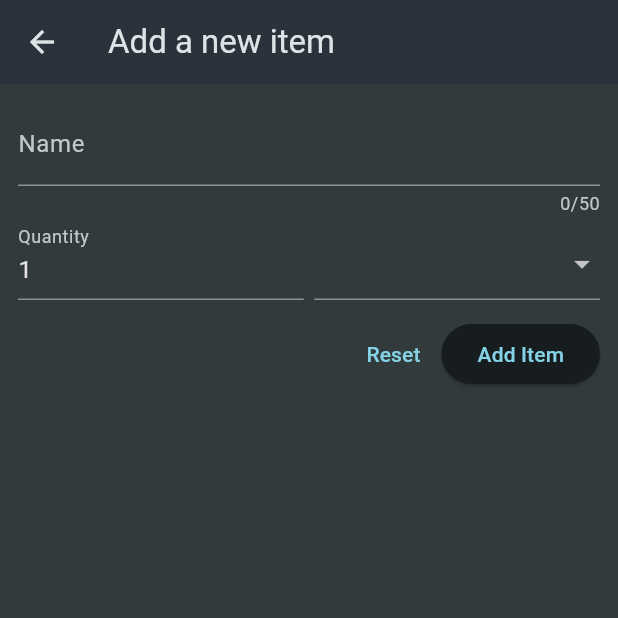
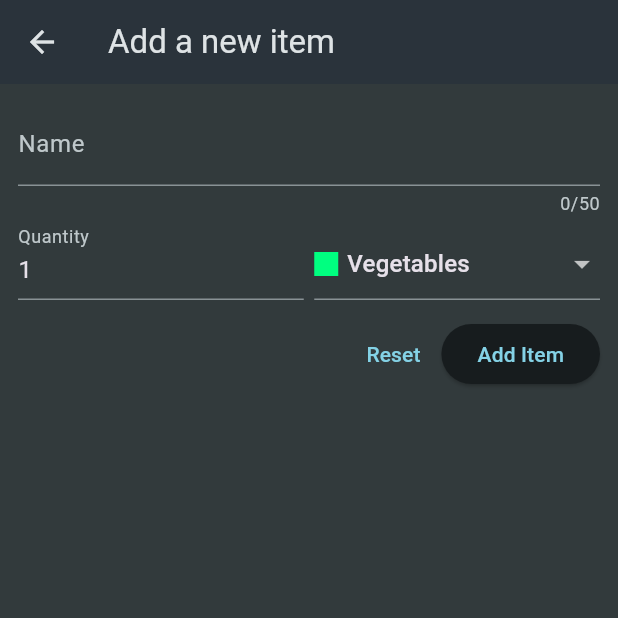
Before and after one commit to z1nl0x/flutter-udemy-course, a Flutter app: the screen it shows after launch, after a tap on the "add" icon, on a phone screen of 412 x 824 dp, the top half of it. Run offline on Flutter 3.47's test engine with Material 3 defaults, Android fonts, the phone set to English and light mode, and no system bars; our stand-ins replace google_fonts, transparent_image.

Commit message:
Shopping List App final form updates

```diff
--- a/shopping_list/lib/widgets/grocery_list.dart
+++ b/shopping_list/lib/widgets/grocery_list.dart
@@ -1,5 +1,5 @@
 import 'package:flutter/material.dart';
-import 'package:shopping_list/data/dummy_items.dart';
+import 'package:shopping_list/models/grocery_item.dart';
 import 'package:shopping_list/widgets/new_item.dart';
 
 class GroceryList extends StatefulWidget {
@@ -10,16 +10,59 @@ class GroceryList extends StatefulWidget {
 }
 
 class _GroceryListState extends State<GroceryList> {
-  void _addItem() {
-    Navigator.of(context).push(
+  final List<GroceryItem> _groceryItems = [];
+
+  void _addItem() async {
+    final newItem = await Navigator.of(context).push<GroceryItem>(
       MaterialPageRoute(
         builder: (ctx) => NewItem(),
       ),
     );
+
+    if (newItem == null) {
+      return;
+    }
+
+    setState(() {
+      _groceryItems.add(newItem);
+    });
+  }
+
+  void _removeItem(GroceryItem item) {
+    setState(() {
+      _groceryItems.remove(item);
+    });
   }
 
   @override
   Widget build(BuildContext context) {
+    Widget content = const Center(
+      child: Text('No items added yet!'),
+    );
+
+    if (_groceryItems.isNotEmpty) {
+      content = ListView.builder(
+        itemCount: _groceryItems.length,
+        itemBuilder: (ctx, index) => Dismissible(
+          onDismissed: (direction) {
+            _removeItem(_groceryItems[index]);
+          },
+          key: ValueKey(_groceryItems[index].id),
+          child: ListTile(
+            title: Text(_groceryItems[index].name),
+            leading: Container(
+              width: 24,
+              height: 24,
+              color: _groceryItems[index].category.color,
+            ),
+            trailing: Text(
+              _groceryItems[index].quantity.toString(),
+            ),
+          ),
+        ),
+      );
+    }
+
     return Scaffold(
       appBar: AppBar(
         title: const Text('Your Groceries'),
@@ -30,20 +73,7 @@ class _GroceryListState extends State<GroceryList> {
           )
         ],
       ),
-      body: ListView.builder(
-        itemCount: groceryItems.length,
-        itemBuilder: (ctx, index) => ListTile(
-          title: Text(groceryItems[index].name),
-          leading: Container(
-            width: 24,
-            height: 24,
-            color: groceryItems[index].category.color,
-          ),
-          trailing: Text(
-            groceryItems[index].quantity.toString(),
-          ),
-        ),
-      ),
+      body: content,
     );
   }
 }
--- a/shopping_list/lib/widgets/new_item.dart
+++ b/shopping_list/lib/widgets/new_item.dart
@@ -1,5 +1,7 @@
 import 'package:flutter/material.dart';
 import 'package:shopping_list/data/categories.dart';
+import 'package:shopping_list/models/category.dart';
+import 'package:shopping_list/models/grocery_item.dart';
 
 class NewItem extends StatefulWidget {
   const NewItem({super.key});
@@ -9,6 +11,22 @@ class NewItem extends StatefulWidget {
 }
 
 class _NewItemState extends State<NewItem> {
+  final _formKey = GlobalKey<FormState>();
+  var _enteredName = '';
+  var _enteredQuantity = 1;
+  var _selectedCategory = categories[Categories.vegetables]!;
+
+  void _saveItem() {
+    if (_formKey.currentState!.validate()) {
+      _formKey.currentState!.save();
+      Navigator.of(context).pop(GroceryItem(
+          id: DateTime.now().toString(),
+          name: _enteredName,
+          quantity: _enteredQuantity,
+          category: _selectedCategory));
+    }
+  }
+
   @override
   Widget build(BuildContext context) {
     return Scaffold(
@@ -18,6 +36,7 @@ class _NewItemState extends State<NewItem> {
       body: Padding(
         padding: const EdgeInsets.all(12),
         child: Form(
+            key: _formKey,
             child: Column(
               children: [
                 TextFormField(
@@ -35,6 +54,9 @@ class _NewItemState extends State<NewItem> {
 
                     return null;
                   },
+                  onSaved: (value) {
+                    _enteredName = value!;
+                  },
                 ),
                 Row(
                   crossAxisAlignment: CrossAxisAlignment.end,
@@ -44,7 +66,8 @@ class _NewItemState extends State<NewItem> {
                         decoration: const InputDecoration(
                           label: Text('Quantity'),
                         ),
-                    initialValue: '1',
+                        keyboardType: TextInputType.number,
+                        initialValue: _enteredQuantity.toString(),
                         validator: (value) {
                           if (value == null ||
                               value.isEmpty ||
@@ -54,13 +77,18 @@ class _NewItemState extends State<NewItem> {
                           }
                           return null;
                         },
+                        onSaved: (value) {
+                          _enteredQuantity = int.parse(value!);
+                        },
                       ),
                     ),
                     const SizedBox(
                       width: 7,
                     ),
                     Expanded(
-                  child: DropdownButtonFormField(items: [
+                      child: DropdownButtonFormField(
+                          value: _selectedCategory,
+                          items: [
                             for (final category in categories.entries)
                               DropdownMenuItem(
                                   value: category.value,
@@ -77,7 +105,12 @@ class _NewItemState extends State<NewItem> {
                                       Text(category.value.title),
                                     ],
                                   ))
-                  ], onChanged: (value) {}),
+                          ],
+                          onChanged: (value) {
+                            setState(() {
+                              _selectedCategory = value!;
+                            });
+                          }),
                     ),
                   ],
                 ),
@@ -87,8 +120,16 @@ class _NewItemState extends State<NewItem> {
                 Row(
                   mainAxisAlignment: MainAxisAlignment.end,
                   children: [
-                TextButton(onPressed: () {}, child: const Text('Reset')),
-                ElevatedButton(onPressed: () {}, child: const Text('Add Item'))
+                    TextButton(
+                      onPressed: () {
+                        _formKey.currentState!.reset();
+                      },
+                      child: const Text('Reset'),
+                    ),
+                    ElevatedButton(
+                      onPressed: _saveItem,
+                      child: const Text('Add Item'),
+                    )
                   ],
                 )
               ],
```
Lines whose indentation alone changed are shown as unchanged.
